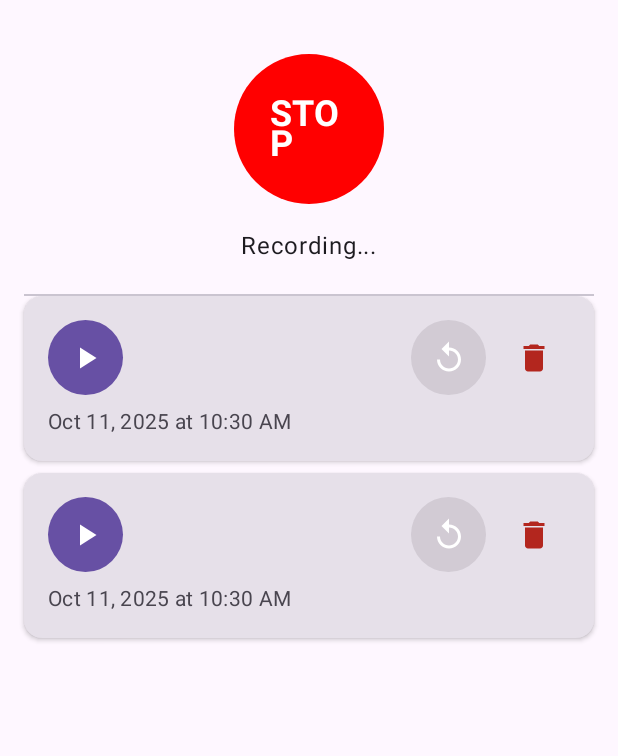
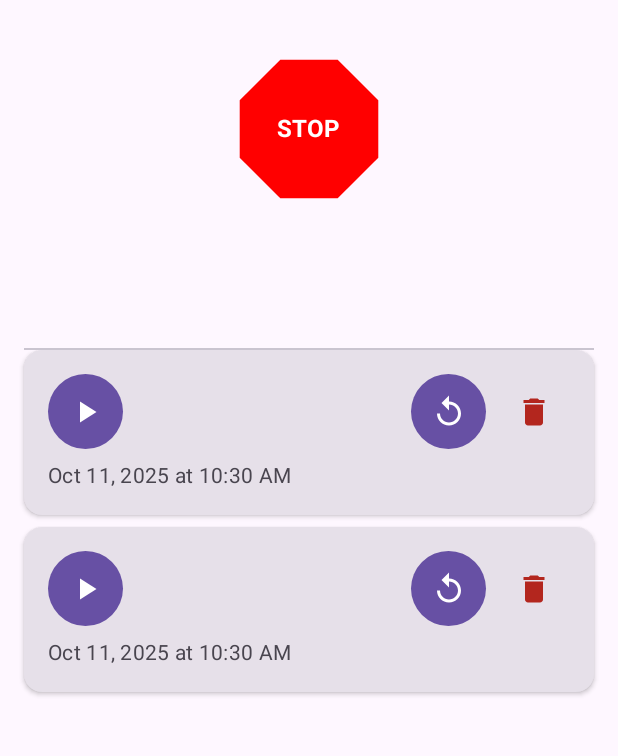
Before and after one commit to CryptoProgenitor/Reversey2, an Android app built with Jetpack Compose: the AudioReverserApp screen opened through its navigation route, after a tap on "REC", on a phone screen of 412 x 824 dp, the part 96-852 px from its top. Run offline under Robolectric (Android 15) with nearby library versions, the phone set to English and light mode, and no system bars.

Commit message:
2025-10-11-2119 feat: Release Version 1.0.1
- Add navigation drawer with "About" section.
- Implement custom octagon stop button and green record button.
- Add real-time waveform visualizer during recording.
- Implement safe delete functionality with a confirmation dialog.
- Polish UI with Material Icons and improved layouts.

```diff
--- a/app/src/main/java/com/example/reversey/MainActivity.kt
+++ b/app/src/main/java/com/example/reversey/MainActivity.kt
@@ -14,7 +14,10 @@
 import android.util.Log
 import androidx.activity.ComponentActivity
 import androidx.activity.compose.setContent
+import androidx.compose.foundation.Canvas
 import androidx.compose.foundation.layout.*
+import androidx.compose.foundation.layout.height
+import androidx.compose.foundation.layout.width
 import androidx.compose.foundation.lazy.LazyColumn
 import androidx.compose.foundation.lazy.items
 import androidx.compose.foundation.shape.CircleShape
@@ -27,13 +30,21 @@
 import androidx.compose.material.icons.filled.Replay
 import androidx.compose.material3.*
 import androidx.compose.runtime.*
+import androidx.compose.runtime.mutableStateListOf
 import androidx.compose.ui.Alignment
 import androidx.compose.ui.Modifier
+import androidx.compose.ui.geometry.Size
 import androidx.compose.ui.graphics.Color
+import androidx.compose.ui.graphics.Outline
+import androidx.compose.ui.graphics.Path
+import androidx.compose.ui.graphics.Shape
 import androidx.compose.ui.platform.LocalContext
 import androidx.compose.ui.text.font.FontWeight
 import androidx.compose.ui.text.style.TextAlign
+import androidx.compose.ui.unit.Density
+import androidx.compose.ui.unit.LayoutDirection
 import androidx.compose.ui.unit.dp
+import androidx.compose.ui.unit.min
 import androidx.compose.ui.unit.sp
 import androidx.core.app.ActivityCompat
 import androidx.navigation.NavController
@@ -49,6 +60,13 @@
 import java.io.IOException
 import java.text.SimpleDateFormat
 import java.util.*
+import kotlin.experimental.and
+import kotlin.io.path.moveTo
+import kotlin.math.cos
+import kotlin.math.sin
+import kotlin.math.PI
+import kotlin.math.min
+
 
 class MainActivity : ComponentActivity() {
     override fun onCreate(savedInstanceState: Bundle?) {
@@ -161,10 +179,8 @@
     }
 }
 
-
-@OptIn(ExperimentalPermissionsApi::class, ExperimentalMaterial3Api::class)
-@Composable
-fun AudioReverserApp(openDrawer: () -> Unit) { // CHANGED: Now takes a function to open the drawer
+@OptIn(ExperimentalPermissionsApi::class, ExperimentalMaterial3Api::class)@Composable
+fun AudioReverserApp(openDrawer: () -> Unit) {
     val context = LocalContext.current
     val coroutineScope = rememberCoroutineScope()
 
@@ -173,22 +189,27 @@
     var statusText by remember { mutableStateOf("Ready to record") }
     var mediaPlayer by remember { mutableStateOf<MediaPlayer?>(null) }
     var recordingJob by remember { mutableStateOf<Job?>(null) }
+    val waveformAmplitudes = remember { mutableStateListOf<Float>() }
 
     val recordAudioPermissionState = rememberPermissionState(Manifest.permission.RECORD_AUDIO)
 
+    // Function to refresh the list of recordings from storage
     fun updateRecordingsList() {
         coroutineScope.launch {
             recordings = loadRecordings(context)
         }
     }
 
+    // Load initial recordings when the app starts
     LaunchedEffect(Unit) {
         updateRecordingsList()
     }
 
+    // Clean up the MediaPlayer and recording job when the app closes
     DisposableEffect(Unit) {
         onDispose {
             mediaPlayer?.release()
+            mediaPlayer = null
             recordingJob?.cancel()
         }
     }
@@ -197,7 +218,6 @@
         topBar = {
             TopAppBar(
                 title = { Text("ReVerseY") },
-                // NEW: Navigation icon to open the drawer
                 navigationIcon = {
                     IconButton(onClick = openDrawer) {
                         Icon(Icons.Default.Menu, contentDescription = "Menu")
@@ -226,36 +246,57 @@
                 onStartRecording = {
                     isRecording = true
                     statusText = "Recording..."
+                    waveformAmplitudes.clear() // Clear previous waveform data
+                    val file = createAudioFile(context)
                     recordingJob = coroutineScope.launch(Dispatchers.IO) {
-                        val file = createAudioFile(context)
-                        startRecording(context, file)
+                        startRecording(context, file, waveformAmplitudes)
                     }
                 },
                 onStopRecording = {
-                    isRecording = false
+                    isRecording = false // UI updates immediately
                     statusText = "Processing..."
                     coroutineScope.launch(Dispatchers.IO) {
+                        // Wait for the recording coroutine to completely finish
                         recordingJob?.cancelAndJoin()
 
+                        // Find the most recent file we just finished writing
                         val lastRecording = getLatestFile(context)
                         val reversedFile = reverseWavFile(lastRecording)
 
+                        // Update the UI on the main thread
                         withContext(Dispatchers.Main) {
-                            statusText = if (reversedFile != null) "Reversed successfully!" else "Error: Could not reverse audio."
+                            statusText = if (reversedFile != null) {
+                                "Reversed successfully!"
+                            } else {
+                                "Error: Could not reverse audio."
+                            }
                             updateRecordingsList()
                         }
                     }
                 }
             )
             Spacer(modifier = Modifier.height(16.dp))
-            Text(text = statusText, style = MaterialTheme.typography.bodyLarge)
+
+            if (isRecording) {
+                WaveformVisualizer(
+                    amplitudes = waveformAmplitudes,
+                    modifier = Modifier
+                        .fillMaxWidth()
+                        .height(60.dp)
+                )
+            } else {
+                Text(text = statusText, style = MaterialTheme.typography.bodyLarge)
+            }
+
             Spacer(modifier = Modifier.height(20.dp))
             Divider()
+
+            // Corrected LazyColumn with items and key
             LazyColumn(
                 modifier = Modifier.fillMaxSize(),
                 verticalArrangement = Arrangement.spacedBy(8.dp)
             ) {
-                items(recordings) { recording ->
+                items(recordings, key = { it.originalPath }) { recording ->
                     RecordingItem(
                         recording = recording,
                         onPlay = { path ->
@@ -283,6 +324,8 @@
         }
     }
 }
+
+
 
 
 @Composable
@@ -377,7 +420,11 @@
     }
 }
 
-private suspend fun startRecording(context: Context, file: File) {
+private suspend fun startRecording(
+    context: Context,
+    file: File,
+    amplitudes: MutableList<Float> // NEW parameter
+) {
     val sampleRate = 44100
     val channelConfig = AudioFormat.CHANNEL_IN_MONO
     val audioFormat = AudioFormat.ENCODING_PCM_16BIT
@@ -388,24 +435,42 @@
     }
 
     val audioRecord = AudioRecord(MediaRecorder.AudioSource.MIC, sampleRate, channelConfig, audioFormat, bufferSize)
-    val buffer = ByteArray(bufferSize)
+    val buffer = ShortArray(bufferSize / 2) // Use ShortArray for 16-bit audio
 
     try {
         FileOutputStream(file).use { fos ->
             audioRecord.startRecording()
             while (currentCoroutineContext().isActive) {
-                val read = audioRecord.read(buffer, 0, buffer.size)
-                if (read > 0) {
-                    fos.write(buffer, 0, read)
+                val readSize = audioRecord.read(buffer, 0, buffer.size)
+                if (readSize > 0) {
+                    // Convert ShortArray to ByteArray to write to file
+                    val byteBuffer = ByteArray(readSize * 2)
+                    for (i in 0 until readSize) {
+                        byteBuffer[i * 2] = buffer[i].and(0xFF).toByte()
+
+                        byteBuffer[i * 2 + 1] = (buffer[i].toInt() shr 8).toByte()
+                    }
+                    fos.write(byteBuffer)
+
+                    // NEW: Calculate amplitude and update state
+                    val maxAmplitude = buffer.maxOfOrNull { kotlin.math.abs(it.toFloat()) } ?: 0f
+                    val normalizedAmplitude = maxAmplitude / Short.MAX_VALUE
+
+                    // Update the list on the Main thread to be safe for UI
+                    withContext(Dispatchers.Main) {
+                        amplitudes.add(normalizedAmplitude)
+                        // Keep the list at a reasonable size
+                        if (amplitudes.size > 200) {
+                            amplitudes.removeAt(0)
+                        }
+                    }
                 }
             }
         }
     } catch (e: Exception) {
         Log.e("Recording", "Error during recording", e)
     } finally {
-        if (audioRecord.state == AudioRecord.STATE_INITIALIZED) {
-            audioRecord.stop()
-        }
+        if (audioRecord.state == AudioRecord.STATE_INITIALIZED) audioRecord.stop()
         audioRecord.release()
         addWavHeader(file)
     }
@@ -478,14 +543,68 @@
 }
 
 @Composable
-fun RecordButton(isRecording: Boolean, hasPermission: Boolean, onRequestPermission: () -> Unit, onStartRecording: () -> Unit, onStopRecording: () -> Unit) {
+fun RecordButton(
+    isRecording: Boolean,
+    hasPermission: Boolean,
+    onRequestPermission: () -> Unit,
+    onStartRecording: () -> Unit,
+    onStopRecording: () -> Unit
+) {// Define shape and color based on the recording state
+    val buttonShape = if (isRecording) OctagonShape() else CircleShape
+    val buttonColor = if (isRecording) Color.Red else Color(0xFF00C853) // A nice Material Green
+
     Button(
-        onClick = { if (hasPermission) { if (isRecording) onStopRecording() else onStartRecording() } else { onRequestPermission() } },
+        onClick = {
+            if (!hasPermission) {
+                onRequestPermission()
+                return@Button
+            }
+            if (isRecording) onStopRecording() else onStartRecording()
+        },
         modifier = Modifier.size(100.dp),
-        shape = CircleShape,
-        colors = ButtonDefaults.buttonColors(containerColor = if (isRecording) Color.Red else MaterialTheme.colorScheme.primary)
+        shape = buttonShape, // Use the dynamic shape
+        colors = ButtonDefaults.buttonColors(containerColor = buttonColor) // Use the dynamic color
     ) {
-        Text(text = if (isRecording) "STOP" else "REC", fontSize = 24.sp, fontWeight = FontWeight.Bold)
+        // We still use a Box to ensure alignment, but the crucial change is in the Text composable
+        Box(contentAlignment = Alignment.Center) {
+            Text(
+                text = if (isRecording) "STOP" else "REC",
+                fontSize = 16.sp,
+                fontWeight = FontWeight.Bold,
+                // THIS IS THE FIX: Prevent the text from breaking into a new line
+                softWrap = false
+            )
+        }
+    }
+}
+
+// NEW: Composable to draw the waveform
+@Composable
+fun WaveformVisualizer(
+    amplitudes: List<Float>,
+    modifier: Modifier = Modifier,
+    barColor: Color = MaterialTheme.colorScheme.primary,    barWidth: Float = 4f,
+    barGap: Float = 2f
+) {
+    Canvas(modifier = modifier) {
+        val canvasHeight = size.height
+        val maxAmplitude = 1.0f // Normalized max amplitude
+
+        val totalBarWidth = barWidth + barGap
+        val maxBars = (size.width / totalBarWidth).toInt()
+        val barsToDraw = amplitudes.takeLast(maxBars)
+
+        barsToDraw.forEachIndexed { index, amplitude ->
+            val barHeight = (amplitude / maxAmplitude) * canvasHeight
+            val x = index * totalBarWidth
+            val y = (canvasHeight - barHeight) / 2
+
+            drawRect(
+                color = barColor,
+                topLeft = androidx.compose.ui.geometry.Offset(x, y),
+                size = androidx.compose.ui.geometry.Size(barWidth, barHeight)
+            )
+        }
     }
 }
 
@@ -538,3 +657,35 @@
     out.write(header, 0, 44)
     out.write(audioData)
 }
+
+// NEW: Custom Shape class for the octagon button
+class OctagonShape : Shape {
+    override fun createOutline(
+        size: Size,
+        layoutDirection: LayoutDirection,
+        density: Density
+    ): Outline {
+        val path = Path().apply {
+            val centerX = size.width / 2f
+            val centerY = size.height / 2f
+            val radius = min(centerX, centerY)
+            val angle = (2 * PI / 8).toFloat() // 8 sides for an octagon
+            val startAngle = -angle / 2f // Start at the top middle point
+
+            // Move to the first point
+            moveTo(
+                centerX + radius * cos(startAngle),
+                centerY + radius * sin(startAngle)
+            )
+            // Draw lines to the other 7 points
+            for (i in 1 until 8) {
+                lineTo(
+                    centerX + radius * cos(startAngle + angle * i),
+                    centerY + radius * sin(startAngle + angle * i)
+                )
+            }
+            close() // Close the path to form the octagon
+        }
+        return Outline.Generic(path)
+    }
+}
```
